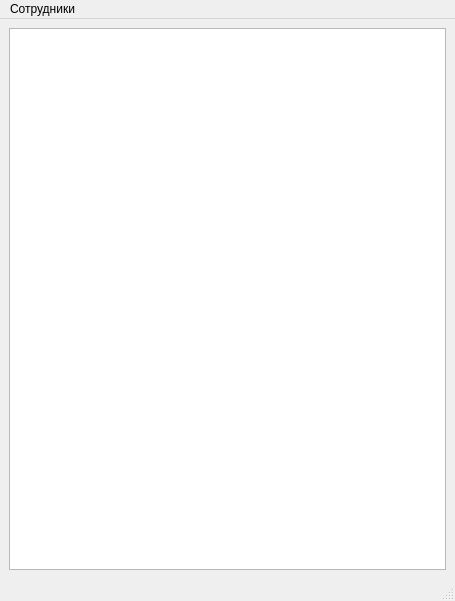
KAY2803/python_QT, file exam/ui/emp.ui: the form before one commit.
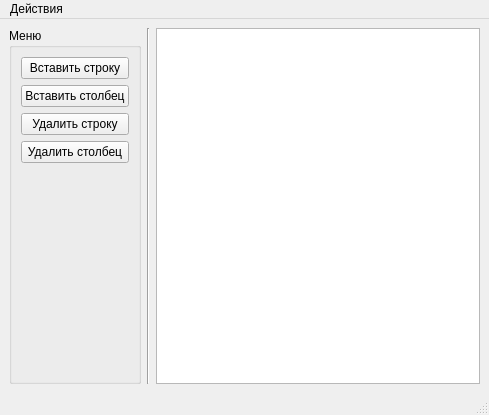
The form after the commit.

The edit to the form file:
```diff
--- a/exam/ui/emp.ui
+++ b/exam/ui/emp.ui
@@ -6,17 +6,121 @@
    <rect>
     <x>0</x>
     <y>0</y>
-    <width>455</width>
-    <height>601</height>
+    <width>489</width>
+    <height>415</height>
    </rect>
   </property>
   <property name="windowTitle">
    <string>MainWindow</string>
   </property>
   <widget class="QWidget" name="centralwidget">
-   <layout class="QHBoxLayout" name="horizontalLayout">
+   <layout class="QHBoxLayout" name="horizontalLayout_2">
     <item>
-     <widget class="QTableView" name="tableViewEmp"/>
+     <layout class="QHBoxLayout" name="horizontalLayout">
+      <item>
+       <widget class="QGroupBox" name="groupBoxMenu">
+        <property name="acceptDrops">
+         <bool>true</bool>
+        </property>
+        <property name="title">
+         <string>Меню</string>
+        </property>
+        <property name="alignment">
+         <set>Qt::AlignLeading|Qt::AlignLeft|Qt::AlignTop</set>
+        </property>
+        <property name="flat">
+         <bool>false</bool>
+        </property>
+        <property name="checkable">
+         <bool>false</bool>
+        </property>
+        <layout class="QVBoxLayout" name="verticalLayout_2">
+         <item>
+          <layout class="QVBoxLayout" name="verticalLayout">
+           <item>
+            <widget class="QPushButton" name="pushbuttonAddRow">
+             <property name="maximumSize">
+              <size>
+               <width>16777215</width>
+               <height>25</height>
+              </size>
+             </property>
+             <property name="text">
+              <string>Вставить строку</string>
+             </property>
+            </widget>
+           </item>
+           <item>
+            <widget class="QPushButton" name="pushbuttonAddColumn">
+             <property name="maximumSize">
+              <size>
+               <width>16777215</width>
+               <height>25</height>
+              </size>
+             </property>
+             <property name="text">
+              <string>Вставить столбец</string>
+             </property>
+            </widget>
+           </item>
+           <item>
+            <widget class="QPushButton" name="pushbuttonDelRow">
+             <property name="maximumSize">
+              <size>
+               <width>16777215</width>
+               <height>25</height>
+              </size>
+             </property>
+             <property name="text">
+              <string>Удалить строку</string>
+             </property>
+            </widget>
+           </item>
+           <item>
+            <widget class="QPushButton" name="pushbuttonDelColumn">
+             <property name="maximumSize">
+              <size>
+               <width>16777215</width>
+               <height>25</height>
+              </size>
+             </property>
+             <property name="text">
+              <string>Удалить столбец</string>
+             </property>
+            </widget>
+           </item>
+          </layout>
+         </item>
+         <item>
+          <spacer name="verticalSpacer">
+           <property name="orientation">
+            <enum>Qt::Vertical</enum>
+           </property>
+           <property name="sizeHint" stdset="0">
+            <size>
+             <width>20</width>
+             <height>200</height>
+            </size>
+           </property>
+          </spacer>
+         </item>
+        </layout>
+       </widget>
+      </item>
+      <item>
+       <widget class="Line" name="line">
+        <property name="acceptDrops">
+         <bool>false</bool>
+        </property>
+        <property name="orientation">
+         <enum>Qt::Vertical</enum>
+        </property>
+       </widget>
+      </item>
+      <item>
+       <widget class="QTableView" name="tableViewEmp"/>
+      </item>
+     </layout>
     </item>
    </layout>
   </widget>
@@ -25,13 +129,13 @@
     <rect>
      <x>0</x>
      <y>0</y>
-     <width>455</width>
+     <width>489</width>
      <height>21</height>
     </rect>
    </property>
    <widget class="QMenu" name="menu">
     <property name="title">
-     <string>Сотрудники</string>
+     <string>Действия</string>
     </property>
    </widget>
    <addaction name="menu"/>
```
Left out of the diff: 12 changed lines with no effect on the pictures.
